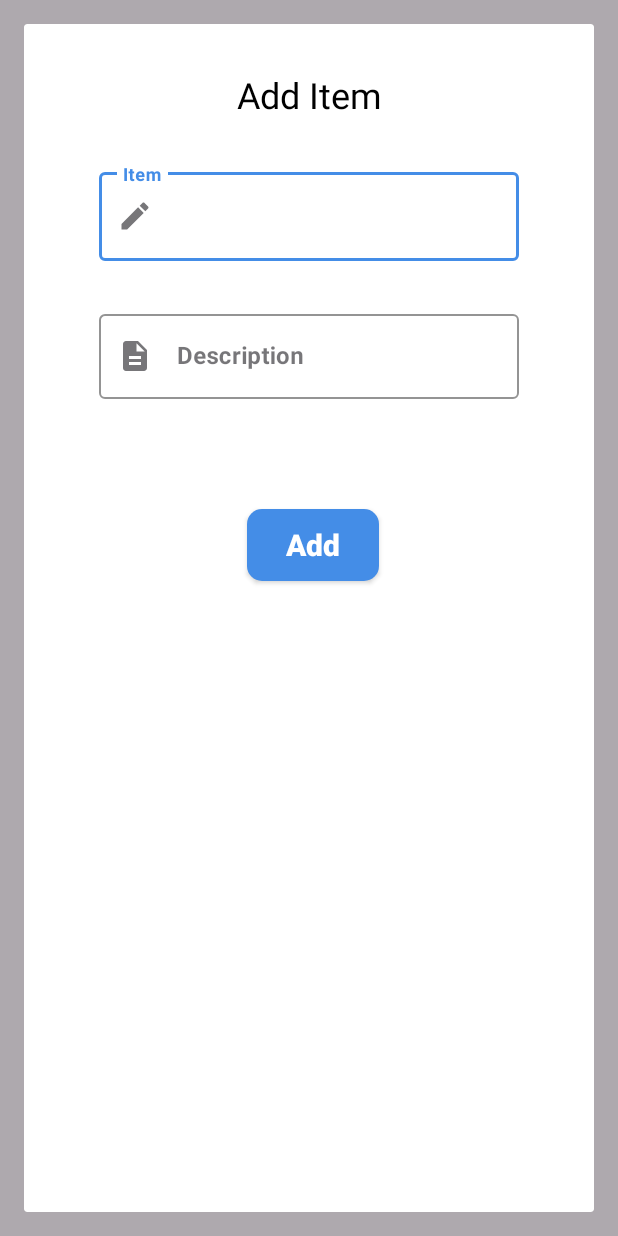
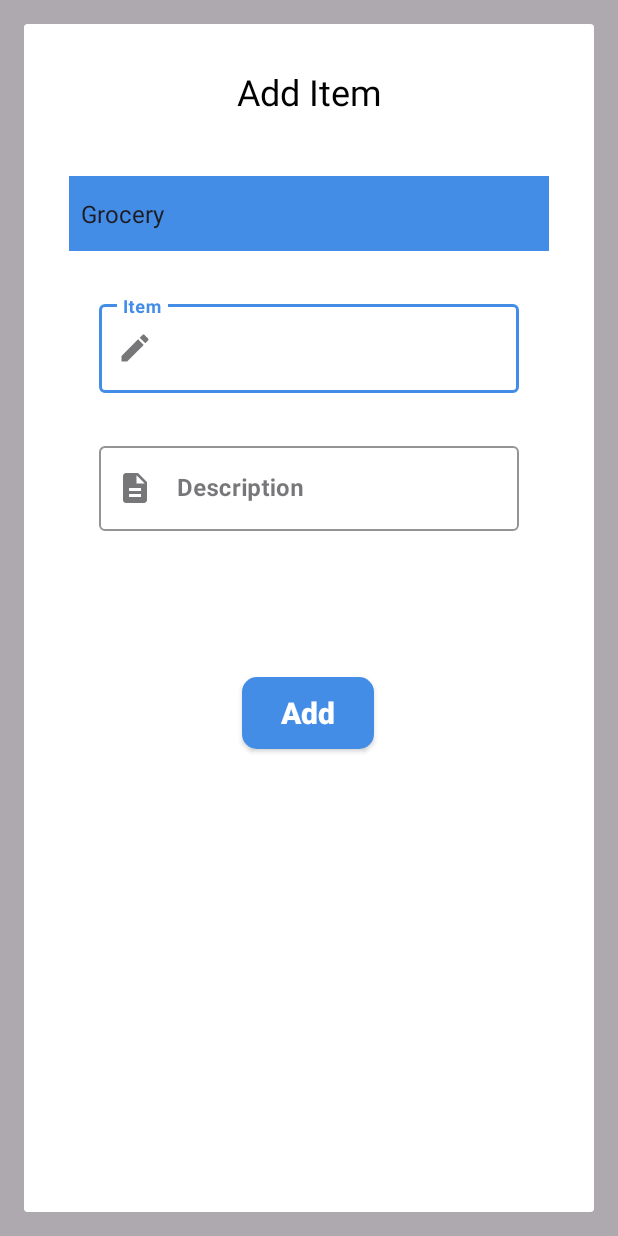
Before and after one commit to priyalrdesai99/geo_reminder, an Android app: the DashboardActivity screen opened directly, with no data from a screen before it, after a tap on "Add Reminder", on a phone screen of 412 x 824 dp. Run offline under Robolectric (Android 15) with nearby library versions, the phone set to English and light mode, and no system bars; our stand-ins replace Firebase (no records; nobody signed in at launch, a user with empty details on screens opened directly).

Commit message:
Category Spinner

```diff
--- a/app/src/main/java/com/example/geo_reminder/DashboardActivity.java
+++ b/app/src/main/java/com/example/geo_reminder/DashboardActivity.java
@@ -7,8 +7,11 @@ import android.app.Dialog;
 import android.os.Bundle;
 import android.view.View;
 import android.view.ViewGroup;
+import android.view.LayoutInflater;
 import android.view.Window;
+import android.widget.ArrayAdapter;
 import android.widget.EditText;
+import android.widget.Spinner;
 import android.widget.Toast;
 
 import com.google.android.material.textfield.TextInputEditText;
@@ -33,12 +36,19 @@ public class DashboardActivity extends AppCompatActivity {
                 System.out.println("1111");
                 dialog.setContentView(R.layout.custom_dialog);
                 dialog.getWindow().setLayout(ViewGroup.LayoutParams.MATCH_PARENT, ViewGroup.LayoutParams.MATCH_PARENT);
+//                dialog.requestWindowFeature(Window.FEATURE_NO_TITLE);
                 dialog.setCancelable(true);
+
+                Spinner spinner = (Spinner) dialog.findViewById(R.id.category_spinner);
+                ArrayAdapter<CharSequence> adapter = ArrayAdapter.createFromResource(DashboardActivity.this,R.array.categories, android.R.layout.simple_spinner_item);
+                adapter.setDropDownViewResource(android.R.layout.simple_spinner_dropdown_item);
+                spinner.setAdapter(adapter);
 
                 get_item = dialog.findViewById(R.id.edt_item);
                 get_desc = dialog.findViewById(R.id.edt_desc);
                 add = dialog.findViewById(R.id.add_btn);
 
+                String selectedSpinnerItem = spinner.getSelectedItem().toString();
                 add.setOnClickListener(new View.OnClickListener() {
                     @Override
                     public void onClick(View view) {
@@ -57,22 +67,8 @@ public class DashboardActivity extends AppCompatActivity {
                         //String itemId = toDoItemReference.push().getKey();
                         toDoItemReference.child(userId).setValue(toDoItem);
 
-                        Toast.makeText(DashboardActivity.this, itemName+" Successfully Added!!", Toast.LENGTH_SHORT).show();
+                        Toast.makeText(DashboardActivity.this, selectedSpinnerItem+itemName+" Successfully Added!!", Toast.LENGTH_SHORT).show();
                         dialog.dismiss();
-                        //        DatabaseReference itemStoreReference = FirebaseDatabase.getInstance().getReference("ItemStore");
-//
-//        ItemStore defaultItem1 = new ItemStore("bread", "Trader Joe's", 33.422580, -111.924900);
-//        ItemStore defaultItem2 = new ItemStore("apple", "Safeway", 33.408986, -111.925494);
-//        ItemStore defaultItem3 = new ItemStore("apple", "CVS", 33.414332, -111.925852);
-//
-//        String key1 = itemStoreReference.push().getKey();
-//        itemStoreReference.child(key1).setValue(defaultItem1);
-//
-//        String key2 = itemStoreReference.push().getKey();
-//        itemStoreReference.child(key2).setValue(defaultItem2);
-//
-//        String key3 = itemStoreReference.push().getKey();
-//        itemStoreReference.child(key3).setValue(defaultItem3);
                     }
                 });
                 dialog.show();
--- a/app/src/main/java/com/example/geo_reminder/ForgetPasswordFragment.java
+++ b/app/src/main/java/com/example/geo_reminder/ForgetPasswordFragment.java
@@ -277,7 +277,7 @@ public class ForgetPasswordFragment extends Fragment {
                             // if the code is correct and the task is successful
                             // we are sending our user to new activity.
                             saveData();
-                            Intent i = new Intent(getActivity(), Dashboard.class);
+                            Intent i = new Intent(getActivity(), DashboardActivity.class);
                             startActivity(i);
 
                         } else {
--- a/app/src/main/res/layout/custom_dialog.xml
+++ b/app/src/main/res/layout/custom_dialog.xml
@@ -1,6 +1,7 @@
 <?xml version="1.0" encoding="utf-8"?>
 <androidx.constraintlayout.widget.ConstraintLayout xmlns:android="http://schemas.android.com/apk/res/android"
     xmlns:app="http://schemas.android.com/apk/res-auto"
+    xmlns:tools="http://schemas.android.com/tools"
     android:layout_width="match_parent"
     android:layout_height="match_parent">
 
@@ -15,9 +16,18 @@
         app:layout_constraintEnd_toEndOf="parent"
         app:layout_constraintStart_toStartOf="parent"
         app:layout_constraintTop_toTopOf="parent"
-        app:layout_constraintVertical_bias="0.04" />
+        app:layout_constraintVertical_bias="0.038" />
 
-    <com.google.android.material.textfield.TextInputLayout
+    <Spinner
+        android:layout_width="match_parent"
+        android:layout_height="50dp"
+        android:layout_marginHorizontal="30dp"
+        android:background="@color/dark"
+        android:id="@+id/category_spinner"
+        android:layout_marginTop="40dp"
+        app:layout_constraintTop_toBottomOf="@+id/appCompatTextView"/>
+
+        <com.google.android.material.textfield.TextInputLayout
         android:id="@+id/textInputLayout"
         style="@style/Widget.MaterialComponents.TextInputLayout.OutlinedBox"
         android:layout_width="match_parent"
@@ -29,7 +39,7 @@
         app:startIconDrawable="@drawable/baseline_edit_24"
         app:layout_constraintEnd_toEndOf="parent"
         app:layout_constraintStart_toStartOf="parent"
-        app:layout_constraintTop_toBottomOf="@+id/appCompatTextView">
+        app:layout_constraintTop_toBottomOf="@+id/category_spinner">
 
         <com.google.android.material.textfield.TextInputEditText
             android:id="@+id/edt_item"
@@ -81,9 +91,9 @@
         android:textStyle="bold"
         app:layout_constraintBottom_toBottomOf="parent"
         app:layout_constraintEnd_toEndOf="parent"
-        app:layout_constraintHorizontal_bias="0.513"
+        app:layout_constraintHorizontal_bias="0.498"
         app:layout_constraintStart_toStartOf="parent"
         app:layout_constraintTop_toBottomOf="@+id/textInputLayout2"
-        app:layout_constraintVertical_bias="0.148" />
+        app:layout_constraintVertical_bias="0.24" />
 
 </androidx.constraintlayout.widget.ConstraintLayout>
--- a/app/src/main/res/values/strings.xml
+++ b/app/src/main/res/values/strings.xml
@@ -49,4 +49,11 @@
     <string name="Add_Item">Add Item</string>
     <string name="Item">Item</string>
     <string name="Description">Description</string>
+    <string-array name="categories">
+        <item>Grocery</item>
+        <item>Pharmacy</item>
+        <item>Electronics</item>
+        <item>Clothing</item>
+        <item>Stationary</item>
+    </string-array>
 </resources>
```
